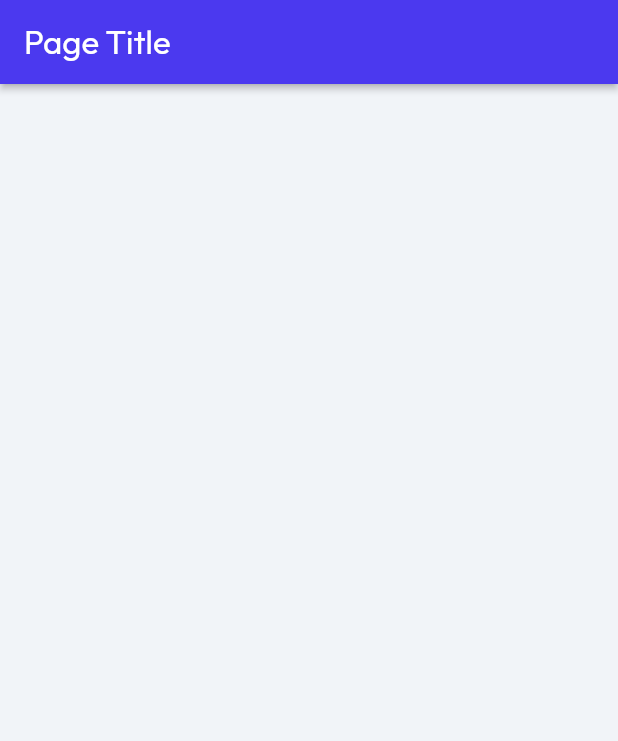
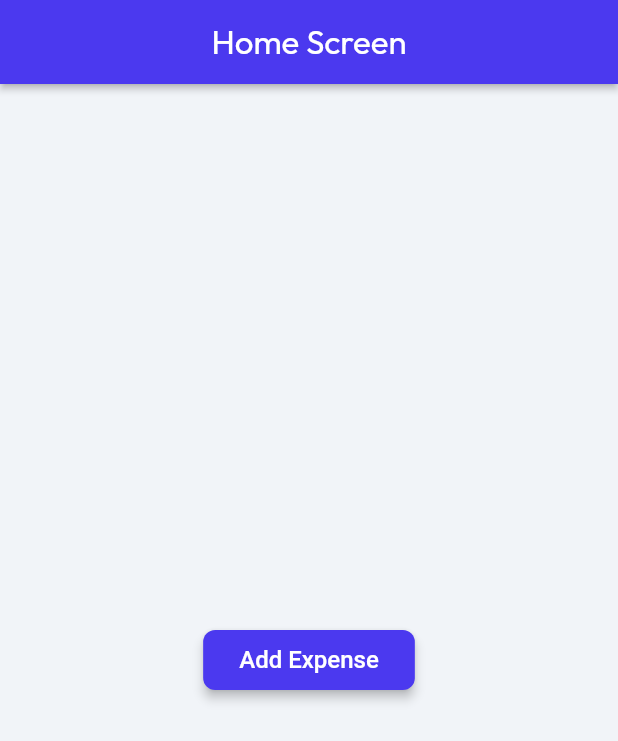
Before and after one commit to ayushflow/expense_tracker_poc, a Flutter app: the screen it shows after launch, on a phone screen of 412 x 824 dp. Shown: the top 741 px of the screen. Run offline on Flutter 3.47's test engine with Material 3 defaults, Android fonts, the phone set to English and light mode, and no system bars; drawn by our look-alikes of auto_size_text; our stand-ins replace font_awesome_flutter, from_css_color, go_router, google_fonts, page_transition, shared_preferences and 1 more; missing offline and left inert: json_path; Roboto replaces fonts that are missing (Readex Pro).

Commit message:
git commit:Added message to home screen

```diff
--- a/lib/pages/home_page/home_page_widget.dart
+++ b/lib/pages/home_page/home_page_widget.dart
@@ -45,7 +45,7 @@ class _HomePageWidgetState extends State<HomePageWidget> {
           backgroundColor: FlutterFlowTheme.of(context).primary,
           automaticallyImplyLeading: false,
           title: Text(
-            'Page Title',
+            'Home Screen',
             style: FlutterFlowTheme.of(context).headlineMedium.override(
                   fontFamily: 'Outfit',
                   color: Colors.white,
@@ -53,14 +53,54 @@ class _HomePageWidgetState extends State<HomePageWidget> {
                 ),
           ),
           actions: [],
-          centerTitle: false,
+          centerTitle: true,
           elevation: 2.0,
         ),
         body: SafeArea(
           top: true,
           child: Column(
             mainAxisSize: MainAxisSize.max,
-            children: [],
+            mainAxisAlignment: MainAxisAlignment.center,
+            children: [
+              Align(
+                alignment: AlignmentDirectional(0.0, -1.0),
+                child: FFButtonWidget(
+                  onPressed: () async {
+                    ScaffoldMessenger.of(context).showSnackBar(
+                      SnackBar(
+                        content: Text(
+                          'Tracking expense is going to be esay ',
+                          style: TextStyle(
+                            color: FlutterFlowTheme.of(context).primaryText,
+                          ),
+                        ),
+                        duration: Duration(milliseconds: 4000),
+                        backgroundColor: FlutterFlowTheme.of(context).secondary,
+                      ),
+                    );
+                  },
+                  text: 'Add Expense',
+                  options: FFButtonOptions(
+                    height: 40.0,
+                    padding:
+                        EdgeInsetsDirectional.fromSTEB(24.0, 0.0, 24.0, 0.0),
+                    iconPadding:
+                        EdgeInsetsDirectional.fromSTEB(0.0, 0.0, 0.0, 0.0),
+                    color: FlutterFlowTheme.of(context).primary,
+                    textStyle: FlutterFlowTheme.of(context).titleSmall.override(
+                          fontFamily: 'Readex Pro',
+                          color: Colors.white,
+                        ),
+                    elevation: 3.0,
+                    borderSide: BorderSide(
+                      color: Colors.transparent,
+                      width: 1.0,
+                    ),
+                    borderRadius: BorderRadius.circular(8.0),
+                  ),
+                ),
+              ),
+            ],
           ),
         ),
       ),
```
